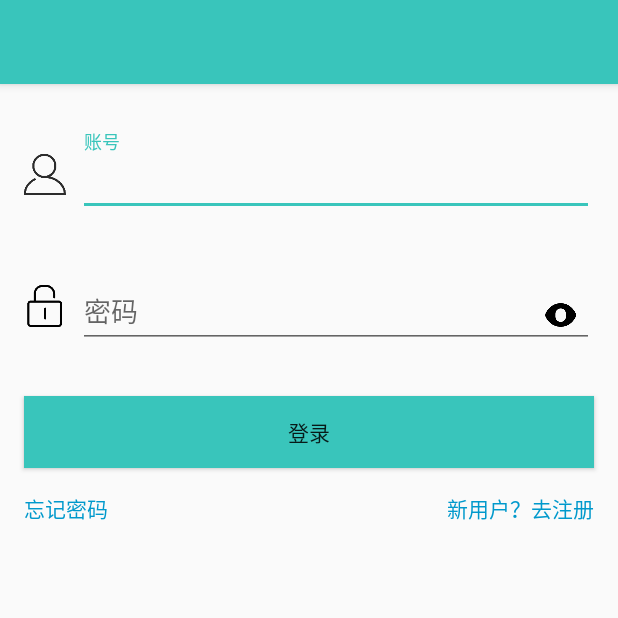
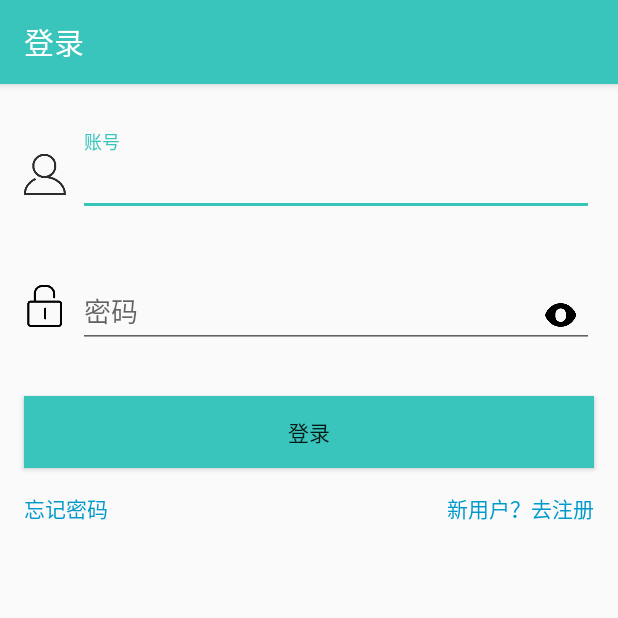
Before and after one commit to xlui/Flipped-Classroom, an Android app: the LoginActivity screen opened directly, with no data from a screen before it, on a phone screen of 412 x 824 dp, the top half of it. Run offline under Robolectric (Android 15) with nearby library versions, the light colour scheme and no system bars; our stand-ins replace ButterKnife.

Commit message:
login and token code

```diff
--- a/Android/app/src/main/java/io/flippedclassroom/android/view/LoginActivity.java
+++ b/Android/app/src/main/java/io/flippedclassroom/android/view/LoginActivity.java
@@ -1,20 +1,39 @@
 package io.flippedclassroom.android.view;
 
 import android.content.Context;
+import android.support.design.widget.TextInputLayout;
 import android.support.v7.app.AppCompatActivity;
 import android.os.Bundle;
+import android.support.v7.widget.Toolbar;
+import android.text.Editable;
+import android.text.method.HideReturnsTransformationMethod;
+import android.text.method.PasswordTransformationMethod;
+import android.widget.Button;
+import android.widget.EditText;
+import android.widget.ImageView;
+import android.widget.TextView;
 
+import butterknife.BindView;
 import io.flippedclassroom.android.R;
 import io.flippedclassroom.android.base.BaseActivity;
 import io.flippedclassroom.android.presenter.LoginPresenter;
 
 public class LoginActivity extends BaseActivity<LoginPresenter> {
+    @BindView(R.id.tb_login_toolbar)
+    public Toolbar tbLoginToolbar;
+    @BindView(R.id.btn_login_button_login)
+    public Button btnLoginButtonLogin;
+    @BindView(R.id.til_login_account_text)
+    public TextInputLayout tilLoginAccountText;
+    @BindView(R.id.til_login_password_text)
+    public TextInputLayout tilLoginPasswordText;
+    @BindView(R.id.tv_login_forget_password)
+    public TextView tvLoginForgetPassword;
+    @BindView(R.id.tv_login_registered)
+    public TextView tvLoginRegistered;
+    @BindView(R.id.iv_login_show_hide_password)
+    public ImageView ivLoginShowHidePassword;
 
-    @Override
-    protected void onCreate(Bundle savedInstanceState) {
-        super.onCreate(savedInstanceState);
-
-    }
 
     @Override
     protected int getLayout() {
@@ -23,16 +42,55 @@ public class LoginActivity extends BaseActivity<LoginPresenter> {
 
     @Override
     protected void initPresenter() {
-
+        mPresenter = new LoginPresenter(this);
     }
 
     @Override
     protected void initViews() {
-
+        setActionBar(tbLoginToolbar, -1, "登录");
+        btnLoginButtonLogin.setOnClickListener(mPresenter);
+        ivLoginShowHidePassword.setOnClickListener(mPresenter);
     }
 
     @Override
     public Context getContext() {
         return this;
     }
+
+    public String getAccountText() {
+        Editable editable = tilLoginAccountText.getEditText().getText();
+        if (editable == null) {
+            return null;
+        }
+        return editable.toString();
+    }
+
+    public String getPasswordText() {
+        Editable editable = tilLoginPasswordText.getEditText().getText();
+        if (editable == null) {
+            return null;
+        }
+        return editable.toString();
+    }
+
+    public boolean changePasswordType() {
+        if (ivLoginShowHidePassword.isSelected()) {
+            ivLoginShowHidePassword.setSelected(false);
+            return false;
+        } else {
+            ivLoginShowHidePassword.setSelected(true);
+            return true;
+        }
+    }
+
+    public void showOrHidePassword(boolean needShow) {
+        EditText editText = tilLoginPasswordText.getEditText();
+        if (needShow) {
+            tilLoginPasswordText.getEditText().setTransformationMethod(HideReturnsTransformationMethod.getInstance());
+            editText.setSelection(editText.getText().toString().length());
+        } else {
+            tilLoginPasswordText.getEditText().setTransformationMethod(PasswordTransformationMethod.getInstance());
+            editText.setSelection(editText.getText().toString().length());
+        }
+    }
 }
--- a/Android/app/src/main/java/io/flippedclassroom/android/view/SplashActivity.java
+++ b/Android/app/src/main/java/io/flippedclassroom/android/view/SplashActivity.java
@@ -4,7 +4,10 @@ import android.content.Context;
 import android.content.Intent;
 import android.os.Bundle;
 import android.support.annotation.Nullable;
+import android.widget.ImageView;
 import android.widget.TextView;
+
+import com.bumptech.glide.Glide;
 
 import butterknife.BindView;
 import io.flippedclassroom.android.R;
@@ -14,6 +17,8 @@ import io.flippedclassroom.android.presenter.SplashPresenter;
 public class SplashActivity extends BaseActivity<SplashPresenter> {
     @BindView(R.id.tv_app_name)
     public TextView tvAppName;
+    @BindView(R.id.iv_splash)
+    public ImageView ivSplash;
 
     @Override
     protected void onCreate(@Nullable Bundle savedInstanceState) {
@@ -34,6 +39,7 @@ public class SplashActivity extends BaseActivity<SplashPresenter> {
     @Override
     protected void initViews() {
         hideStateBar();
+        Glide.with(this).load(R.mipmap.splash).into(ivSplash);
     }
 
     @Override
--- a/Android/app/src/main/res/layout/activity_login.xml
+++ b/Android/app/src/main/res/layout/activity_login.xml
@@ -7,7 +7,7 @@
     >
 
     <android.support.v7.widget.Toolbar
-        android:id="@+id/login_toolbar"
+        android:id="@+id/tb_login_toolbar"
         android:layout_width="0dp"
         android:layout_height="wrap_content"
         android:background="?attr/colorPrimary"
@@ -21,7 +21,7 @@
         app:layout_constraintTop_toTopOf="parent" />
 
     <android.support.design.widget.TextInputLayout
-        android:id="@+id/login_account_text"
+        android:id="@+id/til_login_account_text"
         android:layout_width="0dp"
         android:layout_height="wrap_content"
         android:layout_marginEnd="16dp"
@@ -30,7 +30,7 @@
         app:layout_constraintEnd_toEndOf="parent"
         app:layout_constraintRight_toRightOf="parent"
         app:layout_constraintStart_toEndOf="@+id/imageView"
-        app:layout_constraintTop_toBottomOf="@+id/login_toolbar">
+        app:layout_constraintTop_toBottomOf="@+id/tb_login_toolbar">
 
         <android.support.design.widget.TextInputEditText
             android:layout_width="match_parent"
@@ -41,7 +41,7 @@
     </android.support.design.widget.TextInputLayout>
 
     <android.support.design.widget.TextInputLayout
-        android:id="@+id/login_password_text"
+        android:id="@+id/til_login_password_text"
         android:layout_width="0dp"
         android:layout_height="wrap_content"
         android:layout_marginEnd="16dp"
@@ -49,7 +49,7 @@
         android:layout_marginTop="32dp"
         app:layout_constraintEnd_toEndOf="parent"
         app:layout_constraintStart_toEndOf="@+id/imageView2"
-        app:layout_constraintTop_toBottomOf="@+id/login_account_text">
+        app:layout_constraintTop_toBottomOf="@+id/til_login_account_text">
 
         <android.support.design.widget.TextInputEditText
             android:layout_width="match_parent"
@@ -60,7 +60,7 @@
     </android.support.design.widget.TextInputLayout>
 
     <Button
-        android:id="@+id/login_button_login"
+        android:id="@+id/btn_login_button_login"
         android:layout_width="0dp"
         android:layout_height="wrap_content"
         android:layout_marginEnd="16dp"
@@ -70,16 +70,16 @@
         android:text="登录"
         app:layout_constraintEnd_toEndOf="parent"
         app:layout_constraintStart_toStartOf="parent"
-        app:layout_constraintTop_toBottomOf="@+id/login_password_text" />
+        app:layout_constraintTop_toBottomOf="@+id/til_login_password_text" />
 
     <ImageView
         android:id="@+id/imageView"
         android:layout_width="28dp"
         android:layout_height="36dp"
         android:layout_marginStart="16dp"
-        app:layout_constraintBottom_toBottomOf="@+id/login_account_text"
+        app:layout_constraintBottom_toBottomOf="@+id/til_login_account_text"
         app:layout_constraintStart_toStartOf="parent"
-        app:layout_constraintTop_toTopOf="@+id/login_account_text"
+        app:layout_constraintTop_toTopOf="@+id/til_login_account_text"
         app:srcCompat="@mipmap/account" />
 
     <ImageView
@@ -89,13 +89,13 @@
         android:layout_marginBottom="8dp"
         android:layout_marginStart="16dp"
         android:layout_marginTop="8dp"
-        app:layout_constraintBottom_toBottomOf="@+id/login_password_text"
+        app:layout_constraintBottom_toBottomOf="@+id/til_login_password_text"
         app:layout_constraintStart_toStartOf="parent"
-        app:layout_constraintTop_toTopOf="@+id/login_password_text"
+        app:layout_constraintTop_toTopOf="@+id/til_login_password_text"
         app:srcCompat="@mipmap/password" />
 
     <TextView
-        android:id="@+id/login_forget_password"
+        android:id="@+id/tv_login_forget_password"
         android:layout_width="wrap_content"
         android:layout_height="wrap_content"
         android:layout_marginStart="16dp"
@@ -103,10 +103,10 @@
         android:text="忘记密码"
         android:textColor="@color/linkBlue"
         app:layout_constraintStart_toStartOf="parent"
-        app:layout_constraintTop_toBottomOf="@+id/login_button_login" />
+        app:layout_constraintTop_toBottomOf="@+id/btn_login_button_login" />
 
     <TextView
-        android:id="@+id/login_registered"
+        android:id="@+id/tv_login_registered"
         android:layout_width="wrap_content"
         android:layout_height="wrap_content"
         android:layout_marginEnd="16dp"
@@ -114,17 +114,17 @@
         android:text="新用户？去注册"
         android:textColor="@color/linkBlue"
         app:layout_constraintEnd_toEndOf="parent"
-        app:layout_constraintTop_toBottomOf="@+id/login_button_login" />
+        app:layout_constraintTop_toBottomOf="@+id/btn_login_button_login" />
 
 
     <ImageView
-        android:id="@+id/login_show_hide_password"
+        android:id="@+id/iv_login_show_hide_password"
         android:layout_width="28dp"
         android:layout_height="28dp"
         android:layout_marginBottom="8dp"
         android:layout_marginEnd="24dp"
         android:background="@drawable/show_hide_password"
-        app:layout_constraintBottom_toBottomOf="@+id/login_password_text"
+        app:layout_constraintBottom_toBottomOf="@+id/til_login_password_text"
         app:layout_constraintEnd_toEndOf="parent" />
 
 
```
Also changed, not shown: Android/app/src/main/java/io/flippedclassroom/android/presenter/LoginPresenter.java (+39 -1 lines), Android/app/src/main/res/layout/activity_splash.xml (+5 -6 lines).
